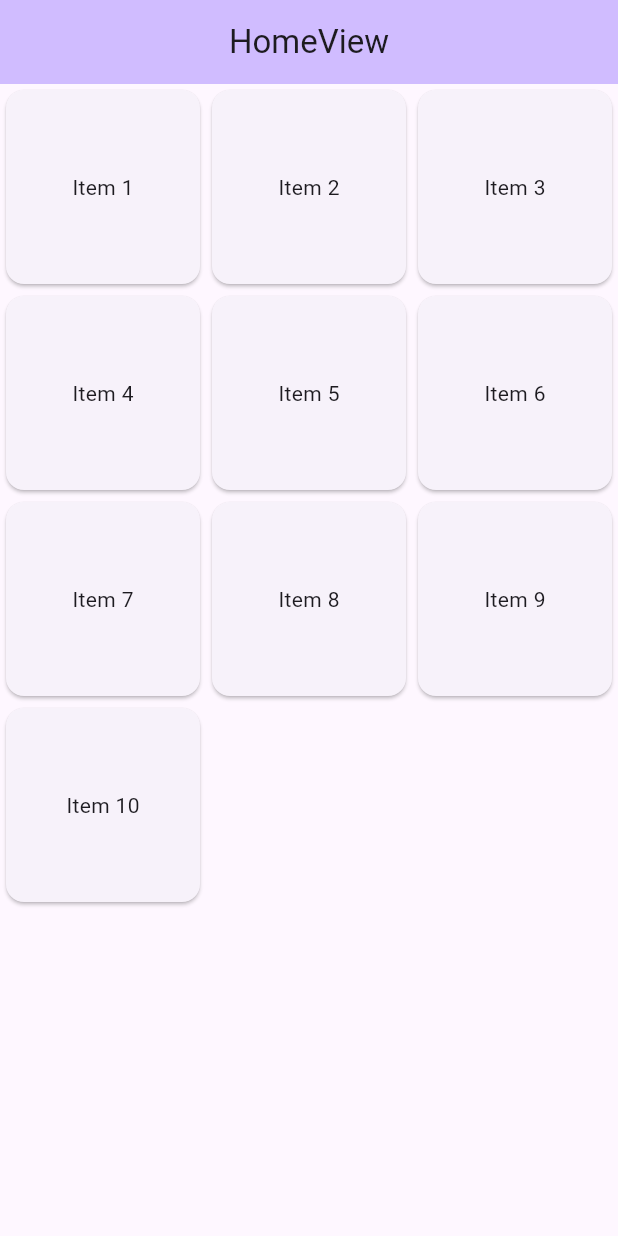
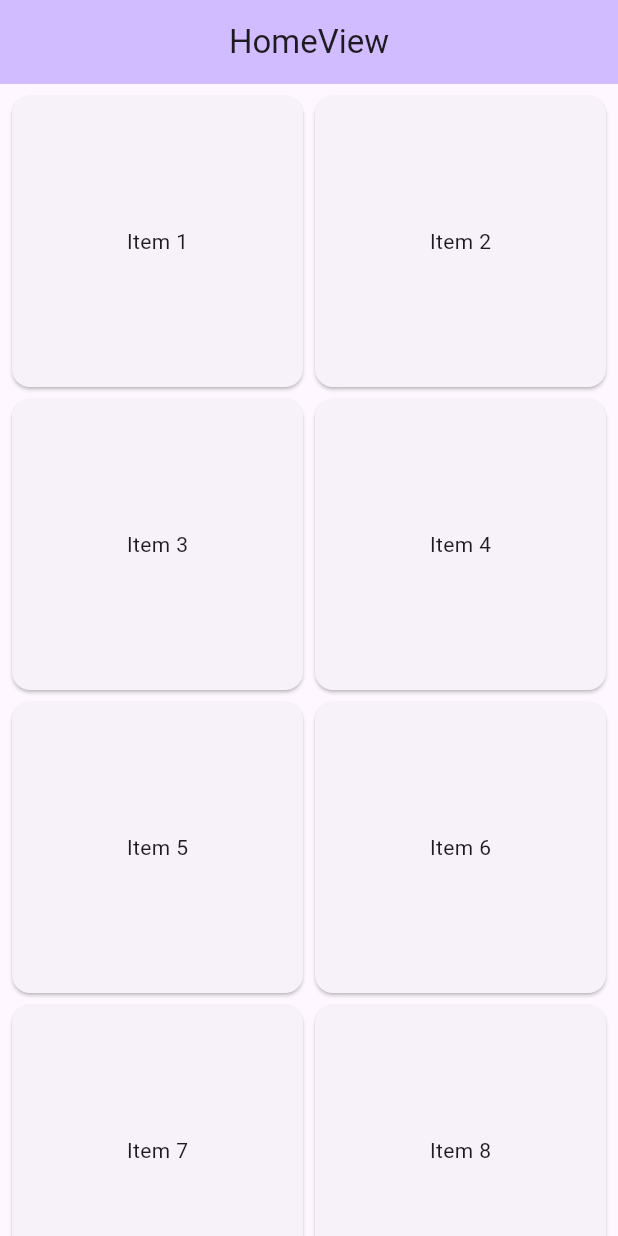
Before and after one commit to anoochit/multiple_select_gridview, a Flutter app: the screen it shows after launch, on a phone screen of 412 x 824 dp. Run offline on Flutter 3.47's test engine with Material 3 defaults, Android fonts, the phone set to English and light mode, and no system bars; our stand-ins replace get.

Commit message:
update layout

```diff
--- a/lib/pages/home/views/home_view.dart
+++ b/lib/pages/home/views/home_view.dart
@@ -27,6 +27,14 @@ class HomeView extends GetView<HomeController> {
                   mainAxisAlignment: MainAxisAlignment.end,
                   children: [
                     TextButton(
+                      onPressed: () {
+                        //
+                      },
+                      child:
+                          Text('Select ${controller.chckBoxItems.value} items'),
+                    ),
+                    const Spacer(),
+                    TextButton(
                         onPressed: () {
                           controller.selectAll();
                         },
@@ -45,9 +53,11 @@ class HomeView extends GetView<HomeController> {
           // grid
           Expanded(
             child: GridView.builder(
+              padding: const EdgeInsets.all(4.0),
               itemCount: controller.listData.length,
               gridDelegate: const SliverGridDelegateWithFixedCrossAxisCount(
-                  crossAxisCount: 3),
+                crossAxisCount: 2,
+              ),
               itemBuilder: (context, index) {
                 final item = controller.listData[index];
 
@@ -64,14 +74,15 @@ class HomeView extends GetView<HomeController> {
 
                         // checkbox
                         Positioned(
-                            right: 0,
+                            top: 4,
+                            right: 4,
                             child: Obx(
                               () => Visibility(
                                 visible: controller.checkboxVisible.value,
                                 child: Checkbox(
                                   value: controller.listCheckBox[index],
                                   onChanged: (value) {
-                                    controller.listCheckBox[index] = value!;
+                                    controller.setCheckboxValue(index, value!);
                                   },
                                 ),
                               ),
```
Also changed, not shown: lib/pages/home/controllers/home_controller.dart (+12 -0 lines).
